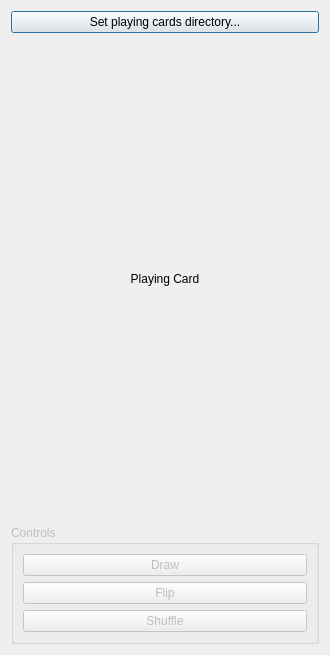
The window that src/frontend/qt_sdl/PlayingCardsDialog.ui (melonDS-emu/melonDS) describes before a commit, drawn with Qt 5.
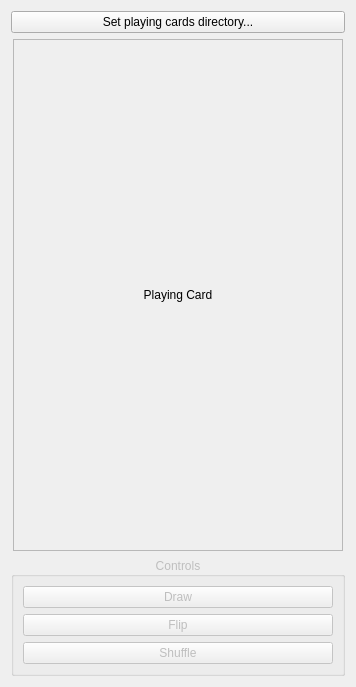
The same window after the commit.

Commit message:
Increase playing card display size and add frame
Changing its size based on the window's and
allowing the user to enlarge it would be best,
but the resize callback function behavior seems
buggy, and I couldn't find a way to make it work
without breaking the aspect ratio or introducing
other bugs.

```diff
--- a/src/frontend/qt_sdl/PlayingCardsDialog.ui
+++ b/src/frontend/qt_sdl/PlayingCardsDialog.ui
@@ -6,8 +6,8 @@
    <rect>
     <x>0</x>
     <y>0</y>
-    <width>460</width>
-    <height>691</height>
+    <width>348</width>
+    <height>679</height>
    </rect>
   </property>
   <property name="sizePolicy">
@@ -25,10 +25,16 @@
    </property>
    <item row="2" column="0" alignment="Qt::AlignHCenter|Qt::AlignTop">
     <widget class="QLabel" name="playingCardLabel">
+     <property name="sizePolicy">
+      <sizepolicy hsizetype="Fixed" vsizetype="Fixed">
+       <horstretch>0</horstretch>
+       <verstretch>0</verstretch>
+      </sizepolicy>
+     </property>
      <property name="minimumSize">
       <size>
-       <width>308</width>
-       <height>480</height>
+       <width>330</width>
+       <height>512</height>
       </size>
      </property>
      <property name="maximumSize">
@@ -37,6 +43,12 @@
        <height>7000</height>
       </size>
      </property>
+     <property name="frameShape">
+      <enum>QFrame::StyledPanel</enum>
+     </property>
+     <property name="lineWidth">
+      <number>1</number>
+     </property>
      <property name="text">
       <string>Playing Card</string>
      </property>
@@ -45,27 +57,41 @@
      </property>
     </widget>
    </item>
-   <item row="0" column="0">
-    <widget class="QPushButton" name="setCardDirPushButton">
-     <property name="whatsThis">
-      <string>Opens a file selection dialog to set the playing cards base directory. It must contain two folders, &quot;front&quot; and &quot;back&quot;, each containing 54 card images (52 standard cards and 2 jokers) with matching file names.</string>
-     </property>
-     <property name="text">
-      <string>Set playing cards directory...</string>
-     </property>
-    </widget>
-   </item>
    <item row="3" column="0">
     <widget class="QGroupBox" name="controlGroup">
      <property name="enabled">
       <bool>false</bool>
      </property>
+     <property name="sizePolicy">
+      <sizepolicy hsizetype="Fixed" vsizetype="Fixed">
+       <horstretch>0</horstretch>
+       <verstretch>0</verstretch>
+      </sizepolicy>
+     </property>
+     <property name="minimumSize">
+      <size>
+       <width>330</width>
+       <height>0</height>
+      </size>
+     </property>
      <property name="title">
       <string>Controls</string>
      </property>
+     <property name="alignment">
+      <set>Qt::AlignCenter</set>
+     </property>
      <layout class="QVBoxLayout" name="verticalLayout">
+      <property name="sizeConstraint">
+       <enum>QLayout::SetFixedSize</enum>
+      </property>
       <item>
        <widget class="QPushButton" name="drawPushButton">
+        <property name="minimumSize">
+         <size>
+          <width>310</width>
+          <height>0</height>
+         </size>
+        </property>
         <property name="whatsThis">
          <string>Draws a card, removing it from the deck until next shuffled.</string>
         </property>
@@ -97,6 +123,28 @@
      </layout>
     </widget>
    </item>
+   <item row="0" column="0">
+    <widget class="QPushButton" name="setCardDirPushButton">
+     <property name="sizePolicy">
+      <sizepolicy hsizetype="Minimum" vsizetype="Fixed">
+       <horstretch>0</horstretch>
+       <verstretch>0</verstretch>
+      </sizepolicy>
+     </property>
+     <property name="minimumSize">
+      <size>
+       <width>300</width>
+       <height>0</height>
+      </size>
+     </property>
+     <property name="whatsThis">
+      <string>Opens a file selection dialog to set the playing cards base directory. It must contain two folders, &quot;front&quot; and &quot;back&quot;, each containing 54 card images (52 standard cards and 2 jokers) with matching file names.</string>
+     </property>
+     <property name="text">
+      <string>Set playing cards directory...</string>
+     </property>
+    </widget>
+   </item>
   </layout>
  </widget>
  <resources/>
```
Left out of the diff: 16 changed lines with no effect on the pictures.
